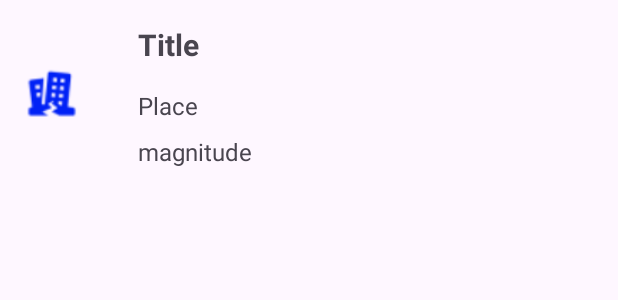
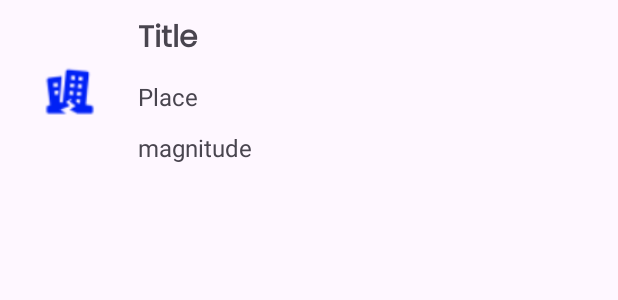
Before and after one commit to Safe-Guard-Project/androidSafeGuard, an Android app: the layout item_catastrophe.xml on its own in the app's theme, with its tools: preview values and no code run, on a phone screen of 412 x 824 dp. Shown: the top 300 px of the screen. Run offline under Robolectric (Android 15) with nearby library versions, the phone set to English and light mode, and no system bars.

Commit message:
notification design done

```diff
--- a/app/src/main/res/layout/activity_catastrophe.xml
+++ b/app/src/main/res/layout/activity_catastrophe.xml
@@ -6,7 +6,7 @@
     xmlns:tools="http://schemas.android.com/tools"
     android:id="@+id/linearLayout"
     android:orientation="vertical"
-    tools:context=".UI.Activities.CatastropheActivity">
+    >
 
 
     <androidx.recyclerview.widget.RecyclerView
--- a/app/src/main/res/layout/item_catastrophe.xml
+++ b/app/src/main/res/layout/item_catastrophe.xml
@@ -10,7 +10,8 @@
         android:layout_width="match_parent"
         android:layout_height="wrap_content"
         android:layout_marginStart="92dp"
-        android:layout_marginTop="16dp"
+        android:layout_marginTop="10dp"
+        android:fontFamily="@font/poppinsregular"
         android:textSize="20sp"
         android:textStyle="bold"
         app:layout_constraintStart_toStartOf="parent"
@@ -22,7 +23,7 @@
         android:layout_width="match_parent"
         android:layout_height="wrap_content"
         android:layout_marginStart="92dp"
-        android:layout_marginTop="16dp"
+        android:layout_marginTop="10dp"
         android:textSize="16sp"
         app:layout_constraintBottom_toBottomOf="parent"
         app:layout_constraintStart_toStartOf="parent"
@@ -46,11 +47,10 @@
         android:id="@+id/imgCatastrophe"
         android:layout_width="60dp"
         android:layout_height="66dp"
-        android:layout_marginStart="4dp"
+        android:layout_marginStart="16dp"
         android:src="@drawable/earthquake"
         app:layout_constraintBottom_toBottomOf="parent"
         app:layout_constraintStart_toStartOf="parent"
-        app:layout_constraintTop_toTopOf="parent"
-        app:layout_constraintVertical_bias="0.529" />
+        app:layout_constraintTop_toTopOf="parent" />
 
 </androidx.constraintlayout.widget.ConstraintLayout>
```
Also changed, not shown: app/src/main/java/tn/esprit/safeguardapplication/util/NotificationUtils.kt (+8 -0 lines), app/src/main/res/layout/notification.xml (added, +33 -0 lines), app/src/main/res/font/poppinsregular.otf (added).
